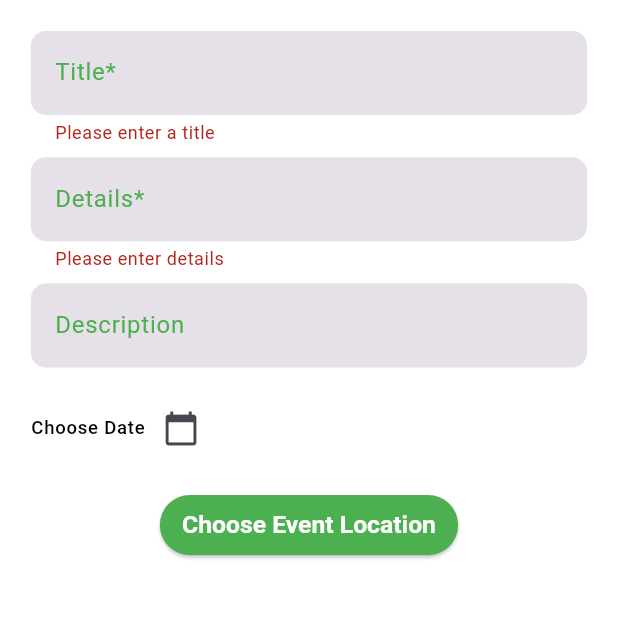
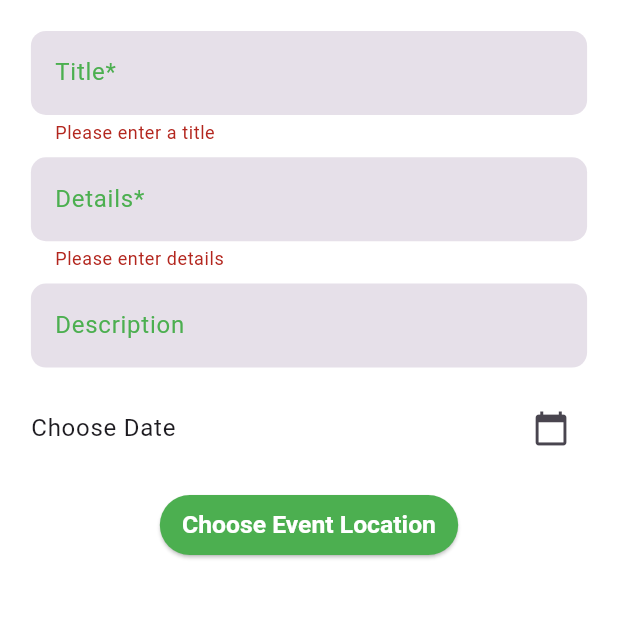
Before and after one commit to FadyMamdouhMaurice/eventsApp, a Flutter app: the AddEventScreen screen opened directly, after a tap on "Choose Event Location", on a phone screen of 412 x 824 dp, the top half of it. Run offline on Flutter 3.47's test engine with Material 3 defaults, Android fonts, the light colour scheme and no system bars; our stand-ins replace cloud_firestore, firebase_auth, firebase_core, flutter_riverpod, geocoding, geolocator and 3 more; accounts and stored records are empty.

```diff
--- a/lib/Events/add_event.dart
+++ b/lib/Events/add_event.dart
@@ -1,34 +1,33 @@
 import 'package:flutter/material.dart';
 import 'package:flutter_riverpod/flutter_riverpod.dart';
 import 'package:permission_handler/permission_handler.dart';
+import 'package:intl/intl.dart';
 import 'package:symstax_events/Models/event_model.dart';
 import 'package:symstax_events/Screens/map_screen.dart';
 import 'package:symstax_events/shared/firebase_functions.dart';
 import 'package:symstax_events/shared/reusable_widgets.dart';
-import 'package:intl/intl.dart';
 
-final TextEditingController titleController = TextEditingController();
-final TextEditingController detailsController = TextEditingController();
-final TextEditingController locationController = TextEditingController();
-final TextEditingController descriptionController = TextEditingController();
-final selectedDateProvider = StateProvider<String>((ref) => 'Choose Date');
 final FirebaseFunctions firebaseFunctions = FirebaseFunctions();
 
 class AddEventScreen extends ConsumerWidget {
   AddEventScreen({super.key});
 
-  final GlobalKey<FormState> _formKey = GlobalKey<FormState>();
-  //DateTime _selectedDate = DateTime.now();
+  GlobalKey<FormState> _formKey = GlobalKey<FormState>();
+
   final userId = firebaseFunctions.getUserId().toString();
+  final TextEditingController titleController = TextEditingController();
+  final TextEditingController detailsController = TextEditingController();
+  final TextEditingController descriptionController = TextEditingController();
+  final selectedDateProvider = StateProvider<String>((ref) => 'Choose Date');
 
   @override
   Widget build(BuildContext context, ref) {
     double screenWidth = MediaQuery.of(context).size.width;
-    double screenHeight = MediaQuery.of(context).size.height;
     final eventDate = ref.watch(selectedDateProvider);
 
     return Scaffold(
-      body: Padding(
+      body: SingleChildScrollView(
+        child: Padding(
           padding: EdgeInsets.all(screenWidth * 0.05),
           child: Form(
             key: _formKey,
@@ -38,81 +37,31 @@ class AddEventScreen extends ConsumerWidget {
                 TextFormField(
                   controller: titleController,
                   decoration: const InputDecoration(labelText: 'Title*'),
-                validator: (value) {
-                  if (value == null || value.isEmpty) {
-                    return 'Please enter a title';
-                  }
-                  return null;
-                },
+                  validator: validateTitle,
                 ),
                 SizedBox(height: screenWidth * 0.02),
-              Flexible(
-                child: TextFormField(
+                TextFormField(
                   controller: detailsController,
                   decoration: const InputDecoration(labelText: 'Details*'),
-                  validator: (value) {
-                    if (value == null || value.isEmpty) {
-                      return 'Please enter details';
-                    }
-                    return null;
-                  },
-                ),
+                  validator: validateDetails,
                 ),
                 SizedBox(height: screenWidth * 0.02),
-              Flexible(
-                child: TextFormField(
+                TextFormField(
                   controller: descriptionController,
-                  decoration: const InputDecoration(
-                      labelText: 'Description'),
-                ),
+                  decoration: const InputDecoration(labelText: 'Description'),
                 ),
                 SizedBox(height: screenWidth * 0.04),
                 Row(
                   children: [
-                  Text(
+                    Expanded(
+                      child: Text(
                         eventDate,
-                    style: Theme.of(context).textTheme.labelMedium,
+                        style: Theme.of(context).textTheme.bodyText1,
+                      ),
                     ),
                     IconButton(
                       onPressed: () async {
-                      final DateTime? pickedDate = await showDatePicker(
-                        context: context,
-                        initialDate: DateTime.now(),
-                        firstDate: DateTime.now(),
-                        lastDate:
-                            DateTime.now().add(const Duration(days: 365)),
-                        builder: (BuildContext context, Widget? child) {
-                          return MediaQuery(
-                            data: MediaQuery.of(context).copyWith(
-                              // Adjust dialog width based on screen width
-                              alwaysUse24HourFormat: false,
-                            ),
-                            child: Theme(
-                              data: Theme.of(context).copyWith(
-                                // Adjust dialog theme to match app's theme
-                                colorScheme: ColorScheme.light(
-                                  primary: Theme.of(context).primaryColor,
-                                  onPrimary: Theme.of(context).colorScheme.onPrimary,
-                                ),
-                                dialogBackgroundColor: Theme.of(context).dialogBackgroundColor,
-                                textTheme: Theme.of(context).textTheme.copyWith(
-                                  // Adjust font size based on screen width
-                                  titleMedium: TextStyle(fontSize: screenWidth * 0.04),
-                                  labelLarge: TextStyle(fontSize: screenWidth * 0.04),
-                                ),
-                              ),
-                              child: child!,
-                            ),
-                          );
-                        },
-                      );
-                      if (pickedDate != null) {
-                        ref.read(selectedDateProvider.notifier).state =
-                            DateFormat('yyyy-MM-dd')
-                                .format(pickedDate)
-                                .toString();
-                        //_selectedDate = pickedDate;
-                      }
+                        await selectDate(context, ref, screenWidth);
                       },
                       iconSize: screenWidth * 0.06,
                       icon: const Icon(Icons.calendar_today),
@@ -120,11 +69,10 @@ class AddEventScreen extends ConsumerWidget {
                   ],
                 ),
                 SizedBox(height: screenWidth * 0.04),
-              Flexible(
-                child: MyButtonWidget(
+                MyButtonWidget(
                   text: 'Choose Event Location',
                   onClicked: () async {
-                    if (_formKey.currentState!.validate()) {
+                    if (_formKey.currentState!.validate() && eventDate != 'Choose Date') {
                       await Permission.locationWhenInUse.isDenied.then((value) {
                         if (value) {
                           Permission.locationWhenInUse.request();
@@ -140,23 +88,71 @@ class AddEventScreen extends ConsumerWidget {
                         titleController.clear();
                         descriptionController.clear();
                         detailsController.clear();
-                        locationController.clear();
                         Navigator.push(
                           context,
                           MaterialPageRoute(
                             builder: (context) => MapScreen(
                               event: event,
-                                  )),
+                            ),
+                          ),
                         );
                       });
                     }
                   },
                 ),
+              ],
             ),
-            ],
           ),
         ),
       ),
     );
   }
+
+  Future<void> selectDate(BuildContext context, ref, double screenWidth) async {
+    final DateTime? pickedDate = await showDatePicker(
+      context: context,
+      initialDate: DateTime.now(),
+      firstDate: DateTime.now(),
+      lastDate: DateTime.now().add(const Duration(days: 365)),
+      builder: (BuildContext context, Widget? child) {
+        return MediaQuery(
+          data: MediaQuery.of(context).copyWith(
+            alwaysUse24HourFormat: false,
+          ),
+          child: Theme(
+            data: Theme.of(context).copyWith(
+              colorScheme: ColorScheme.light(
+                primary: Theme.of(context).primaryColor,
+                onPrimary: Theme.of(context).colorScheme.onPrimary,
+              ),
+              dialogBackgroundColor: Theme.of(context).dialogBackgroundColor,
+              textTheme: Theme.of(context).textTheme.copyWith(
+                titleMedium: TextStyle(fontSize: screenWidth * 0.04),
+                labelLarge: TextStyle(fontSize: screenWidth * 0.04),
+              ),
+            ),
+            child: child!,
+          ),
+        );
+      },
+    );
+    if (pickedDate != null) {
+      ref.read(selectedDateProvider.notifier).state =
+          DateFormat('yyyy-MM-dd').format(pickedDate).toString();
     }
+  }
+
+  String? validateTitle(String? value) {
+    if (value == null || value.isEmpty) {
+      return 'Please enter a title';
+    }
+    return null;
+  }
+
+  String? validateDetails(String? value) {
+    if (value == null || value.isEmpty) {
+      return 'Please enter details';
+    }
+    return null;
+  }
+}
--- a/lib/Screens/login_screen.dart
+++ b/lib/Screens/login_screen.dart
@@ -1,4 +1,3 @@
-import 'package:firebase_auth/firebase_auth.dart';
 import 'package:flutter/material.dart';
 import 'package:symstax_events/Screens/home_screen.dart';
 import 'package:symstax_events/shared/firebase_functions.dart';
--- a/lib/Screens/map_screen.dart
+++ b/lib/Screens/map_screen.dart
@@ -86,7 +86,6 @@ class _MapScreenState extends State<MapScreen> {
                 child: MyButtonWidget(
                   onClicked: () async {
                     if (eventLocation != null) {
-                      print (widget.event.date);
                       await FirebaseFunctions().addEvent(widget.event); // Add event to Firebase
                       Navigator.push(
                         context,
```
Also changed, not shown: lib/Events/search_event.dart (+88 -22 lines), lib/Events/view_event.dart (+3 -21 lines), lib/Models/event_model.dart (+9 -1 lines), lib/Provider/riverpod.dart (+28 -6 lines), lib/shared/map_functions.dart (added, +12 -0 lines). Lines whose indentation alone changed are shown as unchanged.
